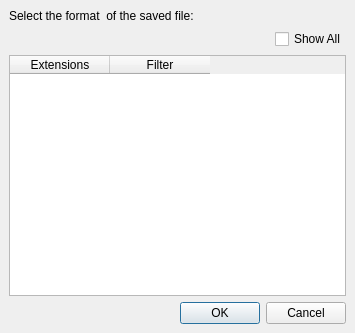
Qt form src/gui/selectfilter.ui (trisyoungs/aten) before a commit.
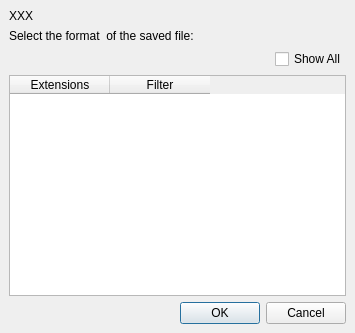
The same form after that commit. Icons and pictures are not drawn.

Diff of the .ui file:
```diff
--- a/src/gui/selectfilter.ui
+++ b/src/gui/selectfilter.ui
@@ -22,6 +22,13 @@
    <property name="spacing" >
     <number>6</number>
    </property>
+   <item>
+    <widget class="QLabel" name="TextLabel" >
+     <property name="text" >
+      <string>XXX</string>
+     </property>
+    </widget>
+   </item>
    <item>
     <widget class="QLabel" name="label" >
      <property name="text" >
```
